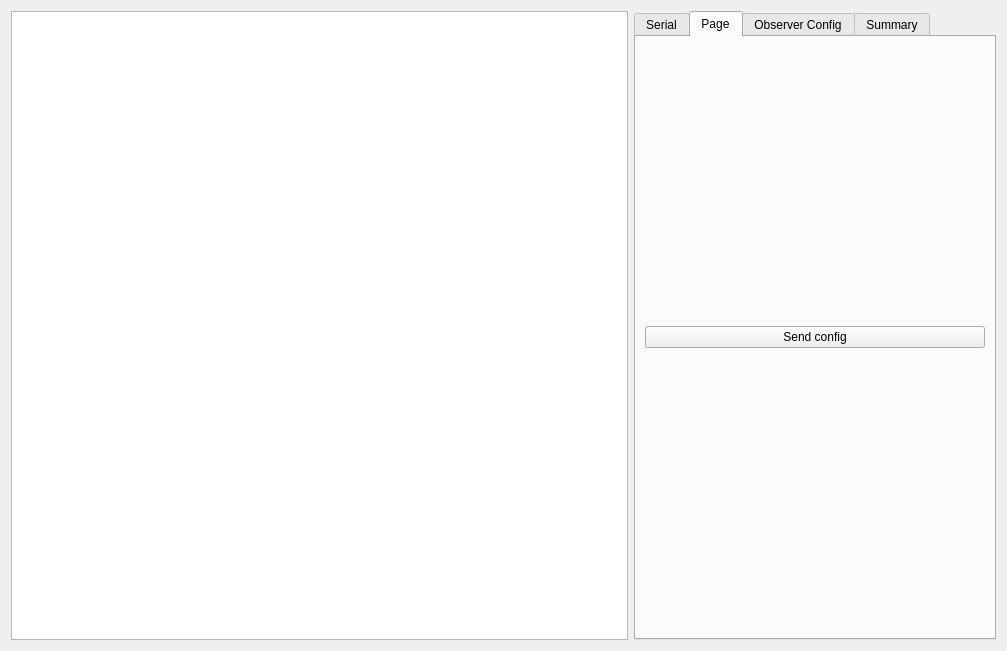
First picture: the form in source/rrv_plugin/rrv_viewer.ui, repository AlfonsoJPH/skydel-rrv-plugin, before the edit.
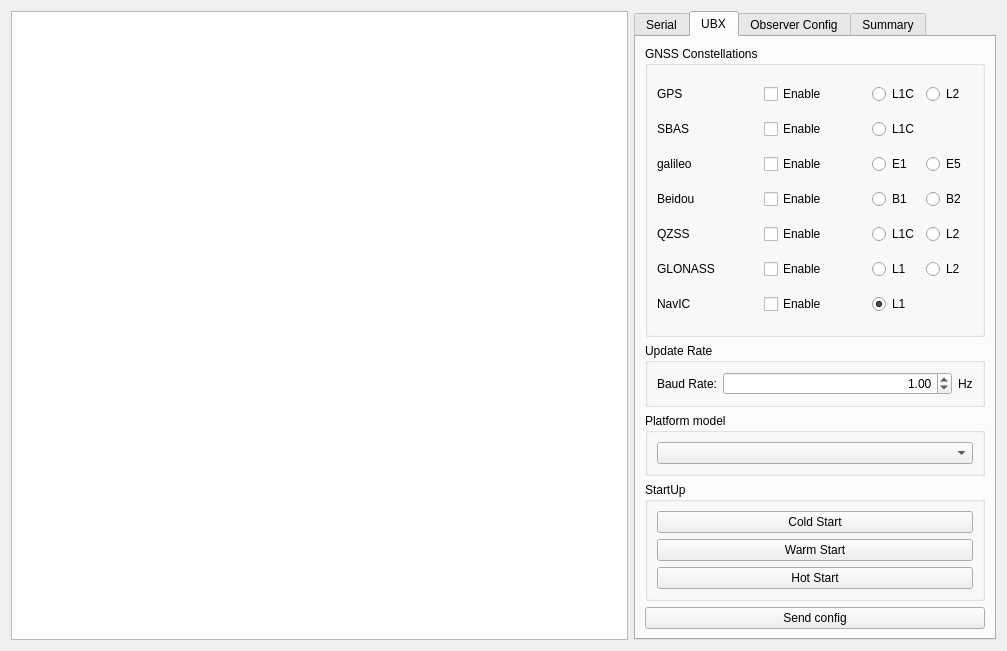
Second picture: the form after the edit.

Diff of the .ui file:
```diff
--- a/source/rrv_plugin/rrv_viewer.ui
+++ b/source/rrv_plugin/rrv_viewer.ui
@@ -195,9 +195,369 @@
        </widget>
        <widget class="QWidget" name="ReceiverConfig">
         <attribute name="title">
-         <string>Page</string>
+         <string>UBX</string>
         </attribute>
         <layout class="QVBoxLayout" name="verticalLayout_5">
+         <item>
+          <widget class="QGroupBox" name="constellations">
+           <property name="title">
+            <string>GNSS Constellations</string>
+           </property>
+           <layout class="QGridLayout" name="gridLayout_2">
+            <item row="2" column="1">
+             <widget class="QLabel" name="galileoConstellationLabel">
+              <property name="text">
+               <string>galileo</string>
+              </property>
+             </widget>
+            </item>
+            <item row="1" column="2">
+             <widget class="QCheckBox" name="sbasConstellationCheckBox">
+              <property name="text">
+               <string>Enable</string>
+              </property>
+             </widget>
+            </item>
+            <item row="3" column="1">
+             <widget class="QLabel" name="beidouConstellationLabel">
+              <property name="text">
+               <string>Beidou</string>
+              </property>
+             </widget>
+            </item>
+            <item row="4" column="1">
+             <widget class="QLabel" name="qzssConstellationLabel">
+              <property name="text">
+               <string>QZSS</string>
+              </property>
+             </widget>
+            </item>
+            <item row="0" column="2">
+             <widget class="QCheckBox" name="gpsConstellationCheckBox">
+              <property name="text">
+               <string>Enable</string>
+              </property>
+             </widget>
+            </item>
+            <item row="5" column="1">
+             <widget class="QLabel" name="glonassConstellationLabel">
+              <property name="text">
+               <string>GLONASS</string>
+              </property>
+             </widget>
+            </item>
+            <item row="6" column="2">
+             <widget class="QCheckBox" name="navicConstellationCheckBox">
+              <property name="text">
+               <string>Enable</string>
+              </property>
+             </widget>
+            </item>
+            <item row="3" column="2">
+             <widget class="QCheckBox" name="beidouConstellationCheckBox">
+              <property name="text">
+               <string>Enable</string>
+              </property>
+             </widget>
+            </item>
+            <item row="2" column="2">
+             <widget class="QCheckBox" name="galileoConstellationCheckBox">
+              <property name="text">
+               <string>Enable</string>
+              </property>
+             </widget>
+            </item>
+            <item row="5" column="2">
+             <widget class="QCheckBox" name="glonassConstellationCheckBox">
+              <property name="text">
+               <string>Enable</string>
+              </property>
+             </widget>
+            </item>
+            <item row="6" column="1">
+             <widget class="QLabel" name="navicConstellationLabel">
+              <property name="text">
+               <string>NavIC</string>
+              </property>
+             </widget>
+            </item>
+            <item row="0" column="1">
+             <widget class="QLabel" name="gpsConstellationLabel">
+              <property name="text">
+               <string>GPS</string>
+              </property>
+             </widget>
+            </item>
+            <item row="4" column="2">
+             <widget class="QCheckBox" name="qzssConstellationCheckBox">
+              <property name="text">
+               <string>Enable</string>
+              </property>
+             </widget>
+            </item>
+            <item row="1" column="1">
+             <widget class="QLabel" name="sbasConstellationLabel">
+              <property name="text">
+               <string>SBAS</string>
+              </property>
+             </widget>
+            </item>
+            <item row="0" column="3">
+             <layout class="QHBoxLayout" name="horizontalLayout_5">
+              <item>
+               <widget class="QRadioButton" name="gpsConstellationSignal1">
+                <property name="text">
+                 <string>L1C</string>
+                </property>
+                <property name="checked">
+                 <bool>true</bool>
+                </property>
+               </widget>
+              </item>
+              <item>
+               <widget class="QRadioButton" name="gpsConstellationSignal2">
+                <property name="text">
+                 <string>L2</string>
+                </property>
+               </widget>
+              </item>
+             </layout>
+            </item>
+            <item row="1" column="3">
+             <layout class="QHBoxLayout" name="horizontalLayout_7">
+              <item>
+               <widget class="QRadioButton" name="sbasConstellationSignal1">
+                <property name="text">
+                 <string>L1C</string>
+                </property>
+                <property name="checked">
+                 <bool>true</bool>
+                </property>
+               </widget>
+              </item>
+             </layout>
+            </item>
+            <item row="2" column="3">
+             <layout class="QHBoxLayout" name="horizontalLayout_8">
+              <item>
+               <widget class="QRadioButton" name="galileoConstellationSignal2">
+                <property name="text">
+                 <string>E1</string>
+                </property>
+                <property name="checked">
+                 <bool>true</bool>
+                </property>
+               </widget>
+              </item>
+              <item>
+               <widget class="QRadioButton" name="galileoConstellationSignal1">
+                <property name="text">
+                 <string>E5</string>
+                </property>
+               </widget>
+              </item>
+             </layout>
+            </item>
+            <item row="3" column="3">
+             <layout class="QHBoxLayout" name="horizontalLayout_9">
+              <item>
+               <widget class="QRadioButton" name="beidouConstellationSignal1">
+                <property name="text">
+                 <string>B1</string>
+                </property>
+                <property name="checked">
+                 <bool>true</bool>
+                </property>
+               </widget>
+              </item>
+              <item>
+               <widget class="QRadioButton" name="beidouConstellationSignal2">
+                <property name="text">
+                 <string>B2</string>
+                </property>
+               </widget>
+              </item>
+             </layout>
+            </item>
+            <item row="4" column="3">
+             <layout class="QHBoxLayout" name="horizontalLayout_10">
+              <item>
+               <widget class="QRadioButton" name="qzssConstellationSignal1">
+                <property name="text">
+                 <string>L1C</string>
+                </property>
+                <property name="checked">
+                 <bool>true</bool>
+                </property>
+               </widget>
+              </item>
+              <item>
+               <widget class="QRadioButton" name="qzssConstellationSignal2">
+                <property name="text">
+                 <string>L2</string>
+                </property>
+               </widget>
+              </item>
+             </layout>
+            </item>
+            <item row="5" column="3">
+             <layout class="QHBoxLayout" name="horizontalLayout_11">
+              <item>
+               <widget class="QRadioButton" name="glonassConstellationSignal1">
+                <property name="text">
+                 <string>L1</string>
+                </property>
+                <property name="checked">
+                 <bool>true</bool>
+                </property>
+                <property name="autoRepeat">
+                 <bool>false</bool>
+                </property>
+               </widget>
+              </item>
+              <item>
+               <widget class="QRadioButton" name="glonassConstellationSignal2">
+                <property name="text">
+                 <string>L2</string>
+                </property>
+               </widget>
+              </item>
+             </layout>
+            </item>
+            <item row="6" column="3">
+             <layout class="QHBoxLayout" name="horizontalLayout_12">
+              <item>
+               <widget class="QRadioButton" name="navicConstellationSignal1">
+                <property name="text">
+                 <string>L1</string>
+                </property>
+                <property name="checked">
+                 <bool>true</bool>
+                </property>
+               </widget>
+              </item>
+             </layout>
+            </item>
+           </layout>
+          </widget>
+         </item>
+         <item>
+          <widget class="QGroupBox" name="groupBox">
+           <property name="sizePolicy">
+            <sizepolicy hsizetype="Preferred" vsizetype="Fixed">
+             <horstretch>0</horstretch>
+             <verstretch>0</verstretch>
+            </sizepolicy>
+           </property>
+           <property name="title">
+            <string>Update Rate</string>
+           </property>
+           <layout class="QHBoxLayout" name="horizontalLayout_13">
+            <item>
+             <widget class="QLabel" name="baudRateLabel">
+              <property name="sizePolicy">
+               <sizepolicy hsizetype="Fixed" vsizetype="Preferred">
+                <horstretch>0</horstretch>
+                <verstretch>0</verstretch>
+               </sizepolicy>
+              </property>
+              <property name="text">
+               <string>Baud Rate:</string>
+              </property>
+             </widget>
+            </item>
+            <item>
+             <widget class="QDoubleSpinBox" name="baudRateValue">
+              <property name="layoutDirection">
+               <enum>Qt::LeftToRight</enum>
+              </property>
+              <property name="wrapping">
+               <bool>false</bool>
+              </property>
+              <property name="alignment">
+               <set>Qt::AlignRight|Qt::AlignTrailing|Qt::AlignVCenter</set>
+              </property>
+              <property name="minimum">
+               <double>0.100000000000000</double>
+              </property>
+              <property name="maximum">
+               <double>200.000000000000000</double>
+              </property>
+              <property name="value">
+               <double>1.000000000000000</double>
+              </property>
+             </widget>
+            </item>
+            <item>
+             <widget class="QLabel" name="baudRateUnitLabel">
+              <property name="sizePolicy">
+               <sizepolicy hsizetype="Fixed" vsizetype="Preferred">
+                <horstretch>0</horstretch>
+                <verstretch>0</verstretch>
+               </sizepolicy>
+              </property>
+              <property name="text">
+               <string>Hz</string>
+              </property>
+             </widget>
+            </item>
+           </layout>
+          </widget>
+         </item>
+         <item>
+          <widget class="QGroupBox" name="platformModel">
+           <property name="sizePolicy">
+            <sizepolicy hsizetype="Preferred" vsizetype="Fixed">
+             <horstretch>0</horstretch>
+             <verstretch>0</verstretch>
+            </sizepolicy>
+           </property>
+           <property name="title">
+            <string>Platform model</string>
+           </property>
+           <layout class="QVBoxLayout" name="verticalLayout_7">
+            <item>
+             <widget class="QComboBox" name="platformModelComboBox"/>
+            </item>
+           </layout>
+          </widget>
+         </item>
+         <item>
+          <widget class="QGroupBox" name="startup">
+           <property name="sizePolicy">
+            <sizepolicy hsizetype="Preferred" vsizetype="Fixed">
+             <horstretch>0</horstretch>
+             <verstretch>0</verstretch>
+            </sizepolicy>
+           </property>
+           <property name="title">
+            <string>StartUp</string>
+           </property>
+           <layout class="QVBoxLayout" name="verticalLayout_6">
+            <item>
+             <widget class="QPushButton" name="coldStartButton">
+              <property name="text">
+               <string>Cold Start</string>
+              </property>
+             </widget>
+            </item>
+            <item>
+             <widget class="QPushButton" name="warmStartButton">
+              <property name="text">
+               <string>Warm Start</string>
+              </property>
+             </widget>
+            </item>
+            <item>
+             <widget class="QPushButton" name="hotStartButton">
+              <property name="text">
+               <string>Hot Start</string>
+              </property>
+             </widget>
+            </item>
+           </layout>
+          </widget>
+         </item>
          <item>
           <widget class="QPushButton" name="sendReceiverConfigButton">
            <property name="text">
```
